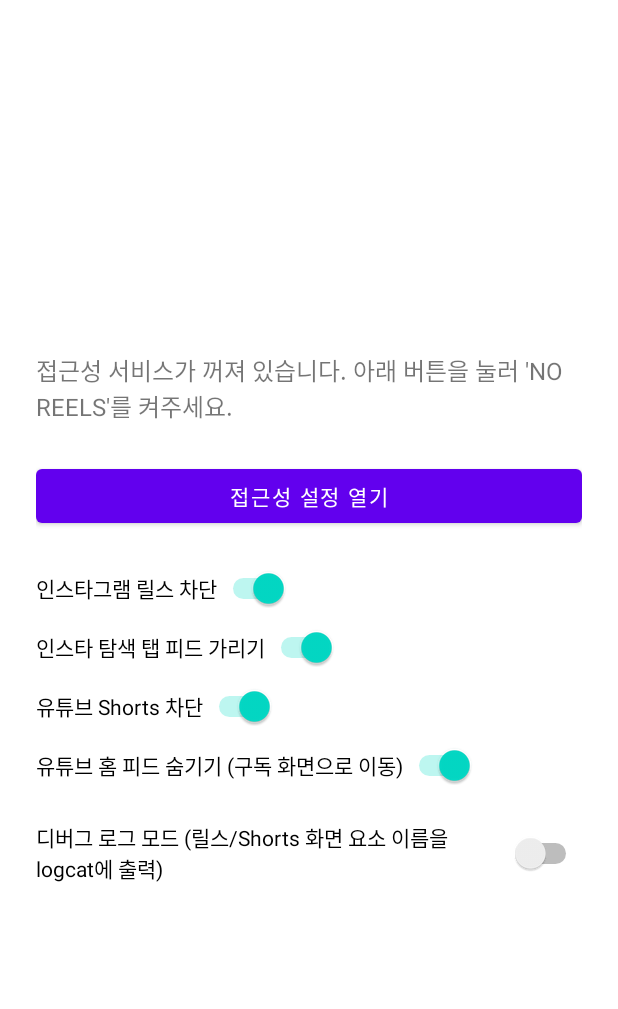
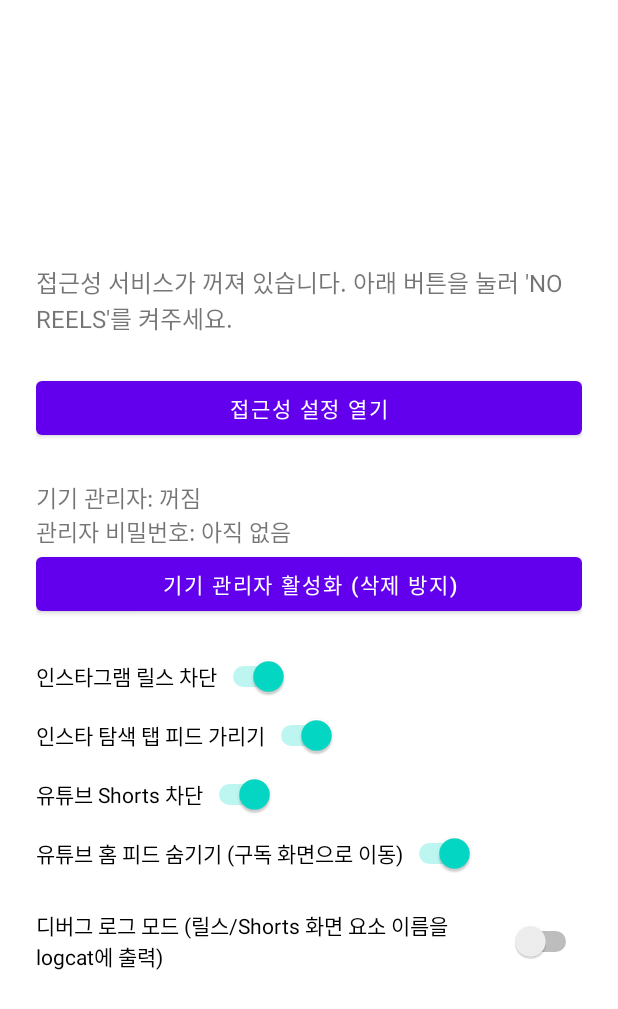
Before and after one commit to innomvation/NO-REELS, an Android app: the screen it shows after launch (MainActivity), on a phone screen of 412 x 824 dp. Shown: the top 1009 px of the screen. Run offline under Robolectric (Android 15) with nearby library versions, the phone set to English and light mode, and no system bars.

Commit message:
feat(보호): 관리자 비밀번호 없이는 앱을 끄거나 지울 수 없게 잠그기
의지가 약할 때 앱을 지워버리는 걸 막으려고, 자녀 보호 앱 방식을 가져왔다.
비밀번호는 다른 사람(관리자)만 알고, 폰 주인은 모른다.
- 기기 관리자로 등록: 활성화돼 있으면 설정·홈 화면·adb uninstall 모두 삭제 거부
- 잠긴 동안 접근성 서비스가 앱 정보(삭제·강제 중지), 기기 관리자 해제 확인창,
  접근성의 NO REELS 상세 화면, 삭제 확인창을 감지하면 바로 뒤로 보낸다
- 기기 관리자 해제 창의 취소/해제 버튼은 접근성으로 안 읽혀서 본문
  "이 관리자 앱을 사용 중이며"로 잡는다 (활성화 창은 "사용하면")
- 접근성 설치된 앱 목록의 "사용 안 함"은 다른 서비스 줄에도 있어서 막는 단어에서 뺐다
- 비밀번호는 PBKDF2 해시만 저장하고, PC에서 am start 인텐트로 넣는다.
  풀린 상태에서만 바꿀 수 있다
- 잠긴 동안 앱 안의 차단 스위치는 끌 수 없다

```diff
--- /dev/null
+++ b/app/src/main/java/com/reelblock/app/Lock.kt
@@ -0,0 +1,68 @@
+package com.reelblock.app
+
+import android.content.Context
+import android.util.Base64
+import java.security.MessageDigest
+import javax.crypto.SecretKeyFactory
+import javax.crypto.spec.PBEKeySpec
+
+/**
+ * Self-protection lock, unlocked only with a password held by someone else (the "manager").
+ *
+ * Only a salted PBKDF2 hash of the password is stored; the password itself is generated on the PC
+ * and sent straight to the manager, so the phone's owner never sees it. A hash can be installed
+ * (via [setPasswordHash]) only while unlocked, so changing it needs the current password first.
+ */
+object Lock {
+    private const val KEY_SALT = "lock_salt"
+    private const val KEY_HASH = "lock_hash"
+    private const val KEY_UNLOCKED = "lock_unlocked"
+    private const val ITERATIONS = 120_000
+    private const val KEY_BITS = 256
+
+    private fun prefs(context: Context) = context.getSharedPreferences(Prefs.NAME, Context.MODE_PRIVATE)
+
+    fun hasPassword(context: Context): Boolean = prefs(context).contains(KEY_HASH)
+
+    /** Locked = a password exists and the manager hasn't unlocked it. */
+    fun isLocked(context: Context): Boolean =
+        hasPassword(context) && !prefs(context).getBoolean(KEY_UNLOCKED, false)
+
+    /** Installs a password hash (Base64 salt + Base64 PBKDF2 hash) and locks. Refused while locked. */
+    fun setPasswordHash(context: Context, saltB64: String, hashB64: String): Boolean {
+        if (isLocked(context)) return false
+        val salt = runCatching { Base64.decode(saltB64, Base64.NO_WRAP) }.getOrNull() ?: return false
+        val hash = runCatching { Base64.decode(hashB64, Base64.NO_WRAP) }.getOrNull() ?: return false
+        if (salt.size < 16 || hash.size != KEY_BITS / 8) return false
+        prefs(context).edit()
+            .putString(KEY_SALT, saltB64)
+            .putString(KEY_HASH, hashB64)
+            .putBoolean(KEY_UNLOCKED, false)
+            .apply()
+        return true
+    }
+
+    /** Unlocks if [password] matches. */
+    fun unlock(context: Context, password: String): Boolean {
+        val p = prefs(context)
+        val salt = Base64.decode(p.getString(KEY_SALT, null) ?: return false, Base64.NO_WRAP)
+        val expected = Base64.decode(p.getString(KEY_HASH, null) ?: return false, Base64.NO_WRAP)
+        val actual = pbkdf2(normalize(password), salt)
+        if (!MessageDigest.isEqual(actual, expected)) return false
+        p.edit().putBoolean(KEY_UNLOCKED, true).apply()
+        return true
+    }
+
+    /** Locks again with the same password. */
+    fun relock(context: Context) {
+        if (hasPassword(context)) prefs(context).edit().putBoolean(KEY_UNLOCKED, false).apply()
+    }
+
+    /** Typed passwords may differ in case or include the dashes shown to the manager. */
+    private fun normalize(password: String) = password.trim().lowercase().replace("-", "").replace(" ", "")
+
+    private fun pbkdf2(password: String, salt: ByteArray): ByteArray {
+        val spec = PBEKeySpec(password.toCharArray(), salt, ITERATIONS, KEY_BITS)
+        return SecretKeyFactory.getInstance("PBKDF2WithHmacSHA256").generateSecret(spec).encoded
+    }
+}
--- a/app/src/main/java/com/reelblock/app/MainActivity.kt
+++ b/app/src/main/java/com/reelblock/app/MainActivity.kt
@@ -1,19 +1,28 @@
 package com.reelblock.app
 
+import android.app.admin.DevicePolicyManager
+import android.content.ComponentName
 import android.content.Intent
 import android.os.Bundle
 import android.provider.Settings
 import android.text.TextUtils
+import android.view.View
 import android.widget.Button
+import android.widget.EditText
 import android.widget.Switch
 import android.widget.TextView
+import android.widget.Toast
 import androidx.appcompat.app.AppCompatActivity
 
 class MainActivity : AppCompatActivity() {
 
+    /** Switches that turn blocking off; disabled while the manager lock is on. */
+    private lateinit var blockSwitches: List<Switch>
+
     override fun onCreate(savedInstanceState: Bundle?) {
         super.onCreate(savedInstanceState)
         setContentView(R.layout.activity_main)
+        installLockHashFrom(intent)
 
         val statusText = findViewById<TextView>(R.id.statusText)
         val openSettingsButton = findViewById<Button>(R.id.openAccessibilitySettingsButton)
@@ -57,11 +66,76 @@ class MainActivity : AppCompatActivity() {
             startActivity(Intent(Settings.ACTION_ACCESSIBILITY_SETTINGS))
         }
 
+        blockSwitches = listOf(blockInstagramSwitch, blockYoutubeSwitch, igExploreHideSwitch, ytHomeHideSwitch)
+
+        findViewById<Button>(R.id.activateAdminButton).setOnClickListener {
+            startActivity(Intent(DevicePolicyManager.ACTION_ADD_DEVICE_ADMIN).apply {
+                putExtra(DevicePolicyManager.EXTRA_DEVICE_ADMIN, adminComponent())
+                putExtra(DevicePolicyManager.EXTRA_ADD_EXPLANATION, "활성화하면 관리자 비밀번호 없이는 NO REELS를 지울 수 없어요.")
+            })
+        }
+        val passwordInput = findViewById<EditText>(R.id.unlockPasswordInput)
+        findViewById<Button>(R.id.unlockButton).setOnClickListener {
+            val ok = Lock.unlock(this, passwordInput.text.toString())
+            passwordInput.text.clear()
+            Toast.makeText(this, if (ok) "해제됐어요. 이제 끄거나 지울 수 있어요." else "비밀번호가 틀렸어요.", Toast.LENGTH_SHORT).show()
+            refreshLockUi()
+        }
+        findViewById<Button>(R.id.relockButton).setOnClickListener {
+            Lock.relock(this)
+            refreshLockUi()
+        }
+
         statusText.text = if (isAccessibilityServiceEnabled()) {
             "접근성 서비스가 켜져 있습니다. 아래에서 켠 항목만 차단됩니다."
         } else {
             "접근성 서비스가 꺼져 있습니다. 아래 버튼을 눌러 'NO REELS'를 켜주세요."
         }
+    }
+
+    override fun onResume() {
+        super.onResume()
+        refreshLockUi()
+    }
+
+    override fun onNewIntent(intent: Intent) {
+        super.onNewIntent(intent)
+        installLockHashFrom(intent)
+        refreshLockUi()
+    }
+
+    /**
+     * First-time setup from the PC: `am start -n com.reelblock.app/.MainActivity
+     * --es lock_salt <b64> --es lock_hash <b64>`. Ignored while locked.
+     */
+    private fun installLockHashFrom(intent: Intent?) {
+        val salt = intent?.getStringExtra(EXTRA_LOCK_SALT) ?: return
+        val hash = intent.getStringExtra(EXTRA_LOCK_HASH) ?: return
+        val ok = Lock.setPasswordHash(this, salt, hash)
+        Toast.makeText(this, if (ok) "관리자 비밀번호가 설정되고 잠겼어요." else "잠겨 있어서 비밀번호를 바꾸지 않았어요.", Toast.LENGTH_SHORT).show()
+    }
+
+    private fun adminComponent() = ComponentName(this, AdminReceiver::class.java)
+
+    private fun refreshLockUi() {
+        val dpm = getSystemService(DevicePolicyManager::class.java)
+        val adminActive = dpm.isAdminActive(adminComponent())
+        val hasPassword = Lock.hasPassword(this)
+        val locked = Lock.isLocked(this)
+        findViewById<TextView>(R.id.lockStatusText).text = buildString {
+            append(if (adminActive) "기기 관리자: 켜짐 (삭제 방지)" else "기기 관리자: 꺼짐")
+            appendLine()
+            append(when {
+                !hasPassword -> "관리자 비밀번호: 아직 없음"
+                locked -> "보호 중: 관리자 비밀번호가 있어야 끄거나 지울 수 있어요"
+                else -> "보호 해제됨: 지금은 끄거나 지울 수 있어요"
+            })
+        }
+        findViewById<Button>(R.id.activateAdminButton).visibility = if (adminActive) View.GONE else View.VISIBLE
+        findViewById<View>(R.id.unlockPasswordInput).visibility = if (locked) View.VISIBLE else View.GONE
+        findViewById<View>(R.id.unlockButton).visibility = if (locked) View.VISIBLE else View.GONE
+        findViewById<View>(R.id.relockButton).visibility = if (hasPassword && !locked) View.VISIBLE else View.GONE
+        blockSwitches.forEach { it.isEnabled = !locked }
     }
 
     private fun isAccessibilityServiceEnabled(): Boolean {
@@ -79,6 +153,9 @@ class MainActivity : AppCompatActivity() {
     }
 }
 
+private const val EXTRA_LOCK_SALT = "lock_salt"
+private const val EXTRA_LOCK_HASH = "lock_hash"
+
 object Prefs {
     const val NAME = "reelblock_prefs"
     const val DEBUG_LOG = "debug_log"
--- a/app/src/main/res/layout/activity_main.xml
+++ b/app/src/main/res/layout/activity_main.xml
@@ -24,6 +24,39 @@
         android:layout_width="match_parent"
         android:layout_height="wrap_content"
         android:text="접근성 설정 열기" />
+
+    <TextView
+        android:id="@+id/lockStatusText"
+        android:layout_width="match_parent"
+        android:layout_height="wrap_content"
+        android:textSize="15sp"
+        android:layout_marginTop="24dp"
+        android:text="보호 상태 확인 중..." />
+
+    <Button
+        android:id="@+id/activateAdminButton"
+        android:layout_width="match_parent"
+        android:layout_height="wrap_content"
+        android:text="기기 관리자 활성화 (삭제 방지)" />
+
+    <EditText
+        android:id="@+id/unlockPasswordInput"
+        android:layout_width="match_parent"
+        android:layout_height="wrap_content"
+        android:hint="관리자 비밀번호"
+        android:inputType="textPassword|textNoSuggestions" />
+
+    <Button
+        android:id="@+id/unlockButton"
+        android:layout_width="match_parent"
+        android:layout_height="wrap_content"
+        android:text="관리자 비밀번호로 해제" />
+
+    <Button
+        android:id="@+id/relockButton"
+        android:layout_width="match_parent"
+        android:layout_height="wrap_content"
+        android:text="다시 잠그기" />
 
     <Switch
         android:id="@+id/blockInstagramSwitch"
--- a/app/src/main/res/xml/accessibility_service_config.xml
+++ b/app/src/main/res/xml/accessibility_service_config.xml
@@ -6,4 +6,4 @@
     android:canRetrieveWindowContent="true"
     android:notificationTimeout="20"
     android:description="@string/accessibility_service_description"
-    android:packageNames="com.instagram.android,com.google.android.youtube" />
+    android:packageNames="com.instagram.android,com.google.android.youtube,com.android.settings,com.samsung.accessibility,com.google.android.packageinstaller" />
--- /dev/null
+++ b/app/src/main/res/xml/device_admin.xml
@@ -0,0 +1,5 @@
+<?xml version="1.0" encoding="utf-8"?>
+<device-admin xmlns:android="http://schemas.android.com/apk/res/android">
+    <!-- No device policies are used; being an active admin is what blocks uninstalling. -->
+    <uses-policies />
+</device-admin>
```
Also changed, not shown: app/src/main/AndroidManifest.xml (+12 -0 lines), app/src/main/java/com/reelblock/app/AdminReceiver.kt (added, +15 -0 lines), app/src/main/java/com/reelblock/app/ReelBlockAccessibilityService.kt (+71 -0 lines).
